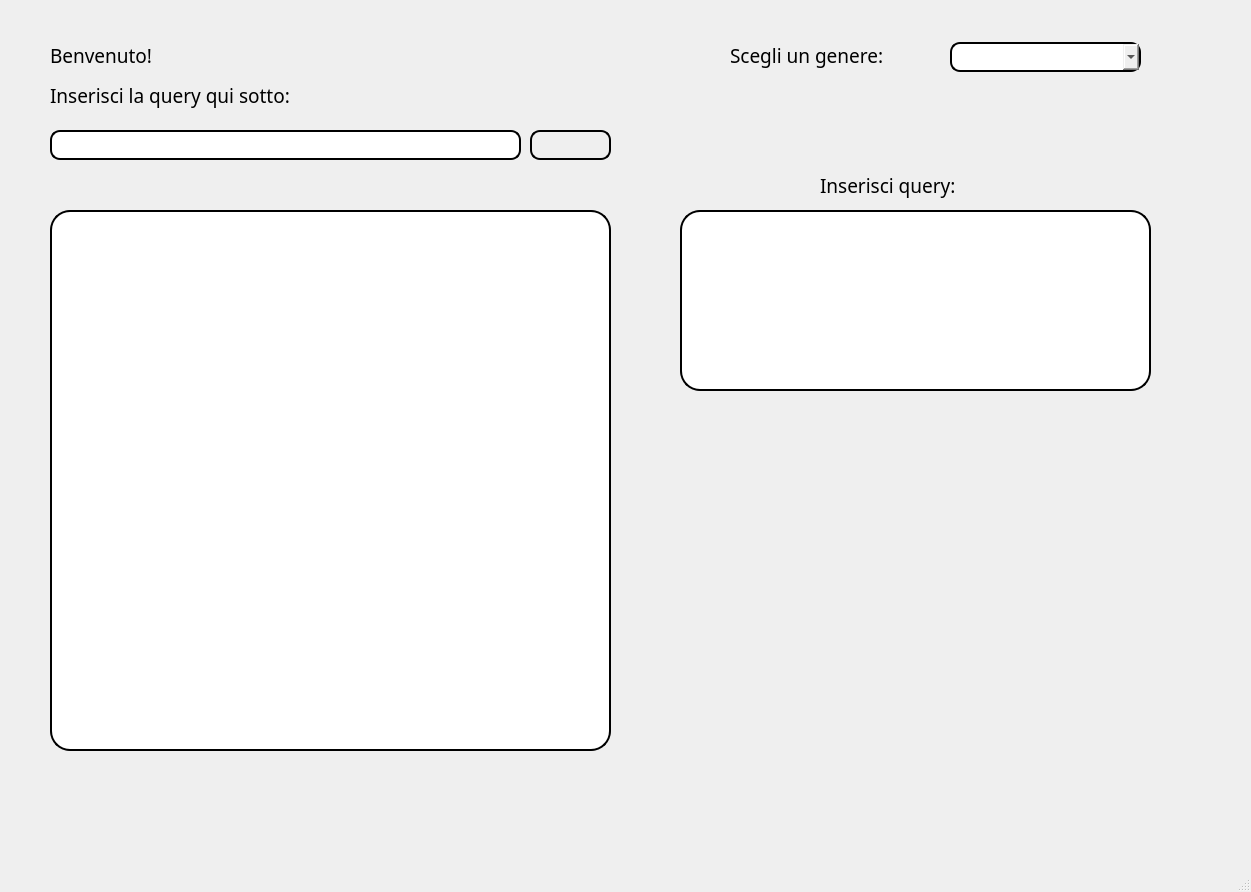
Above: SandboxForTesting/Whoosh/gui.ui from ChristianP01/Gamenter before the change. Below: the same form after it.
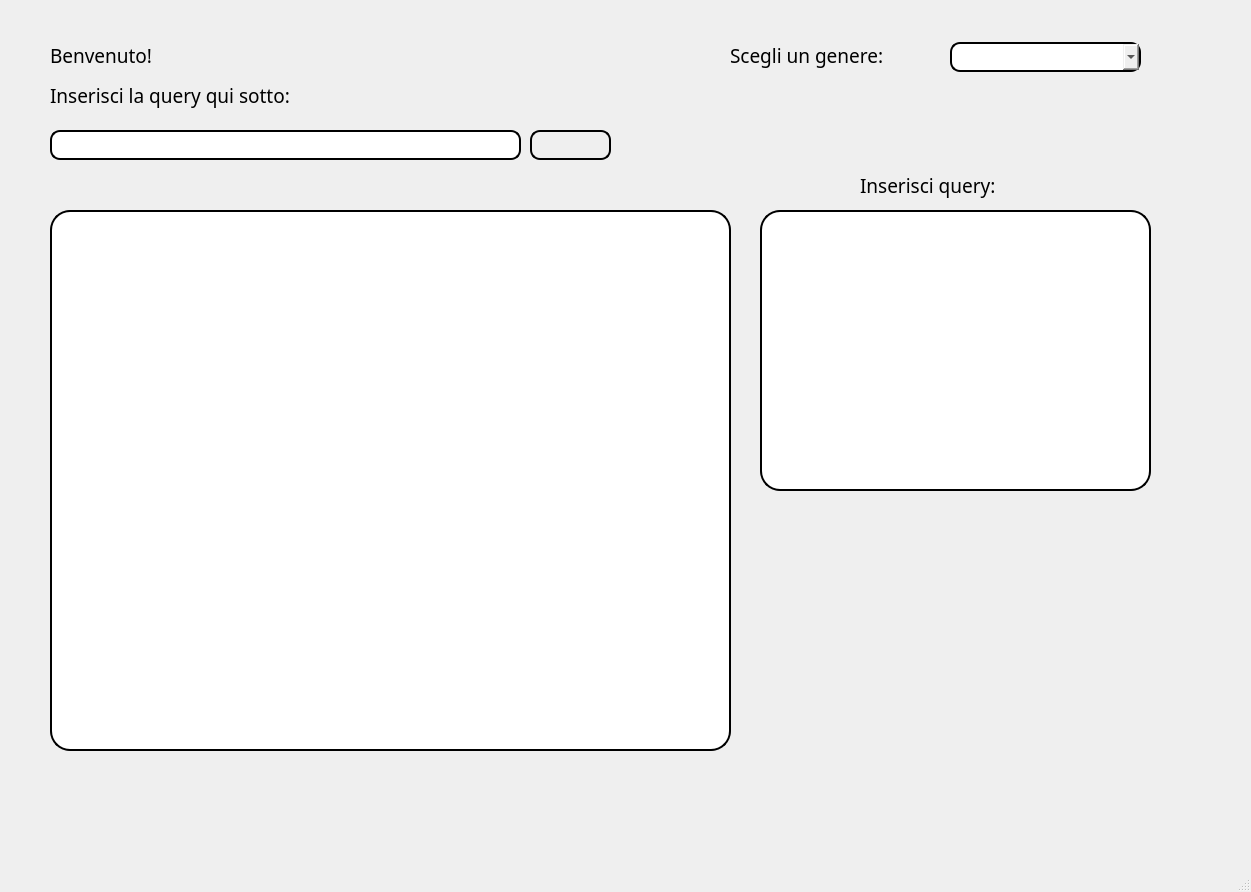
That is the form after the change. Icons and pictures are not drawn.

```diff
--- a/SandboxForTesting/Whoosh/gui.ui
+++ b/SandboxForTesting/Whoosh/gui.ui
@@ -178,7 +178,7 @@
      <rect>
       <x>50</x>
       <y>210</y>
-      <width>561</width>
+      <width>681</width>
       <height>541</height>
      </rect>
     </property>
@@ -193,10 +193,10 @@
    <widget class="QTextEdit" name="querySyntax">
     <property name="geometry">
      <rect>
-      <x>680</x>
+      <x>760</x>
       <y>210</y>
-      <width>471</width>
-      <height>181</height>
+      <width>391</width>
+      <height>281</height>
      </rect>
     </property>
     <property name="styleSheet">
@@ -210,7 +210,7 @@
    <widget class="QLabel" name="label_4">
     <property name="geometry">
      <rect>
-      <x>820</x>
+      <x>860</x>
       <y>170</y>
       <width>201</width>
       <height>31</height>
```
Left out of the diff: 2 changed lines with no effect on the pictures.
